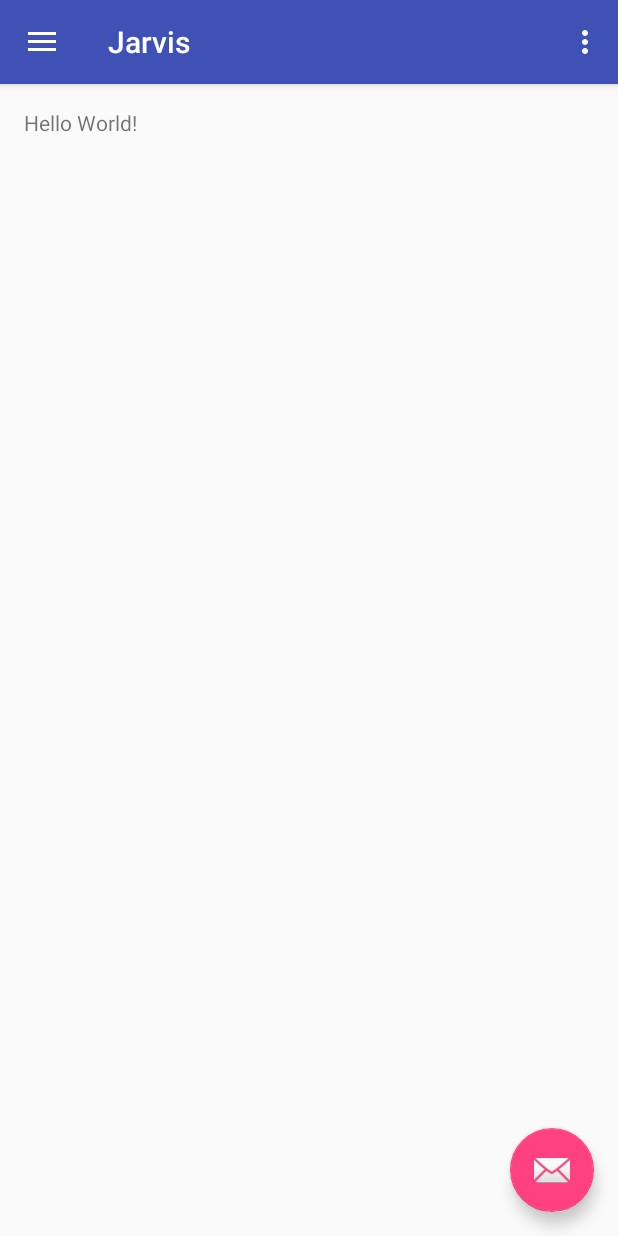
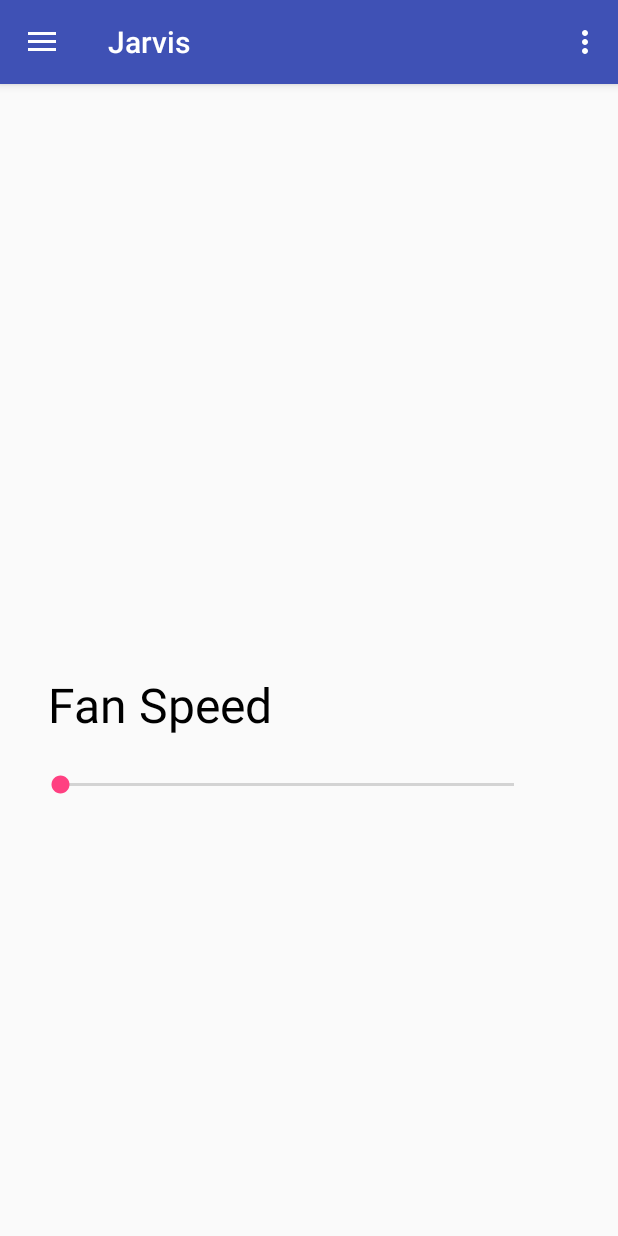
Before and after one commit to sajalnarang/Jarvis, an Android app: the screen it shows after launch (MainActivity), after a tap on "Remote", on a phone screen of 412 x 824 dp. Run offline under Robolectric (Android 15) with nearby library versions, the phone set to English and light mode, and no system bars; 2 other taps on this screen came first.

Commit message:
Added Navigation Drawer Fragments

```diff
--- a/mobile/src/main/java/com/example/sajalnarang/jarvis/MainActivity.java
+++ b/mobile/src/main/java/com/example/sajalnarang/jarvis/MainActivity.java
@@ -1,9 +1,9 @@
 package com.example.sajalnarang.jarvis;
 
+import android.app.FragmentManager;
+import android.app.FragmentTransaction;
 import android.os.Bundle;
-import android.support.design.widget.FloatingActionButton;
 import android.support.design.widget.NavigationView;
-import android.support.design.widget.Snackbar;
 import android.support.v4.view.GravityCompat;
 import android.support.v4.widget.DrawerLayout;
 import android.support.v7.app.ActionBarDrawerToggle;
@@ -11,7 +11,6 @@ import android.support.v7.app.AppCompatActivity;
 import android.support.v7.widget.Toolbar;
 import android.view.Menu;
 import android.view.MenuItem;
-import android.view.View;
 
 public class MainActivity extends AppCompatActivity
         implements NavigationView.OnNavigationItemSelectedListener {
@@ -23,19 +22,10 @@ public class MainActivity extends AppCompatActivity
         Toolbar toolbar = (Toolbar) findViewById(R.id.toolbar);
         setSupportActionBar(toolbar);
 
-        FloatingActionButton fab = (FloatingActionButton) findViewById(R.id.fab);
-        fab.setOnClickListener(new View.OnClickListener() {
-            @Override
-            public void onClick(View view) {
-                Snackbar.make(view, "Replace with your own action", Snackbar.LENGTH_LONG)
-                        .setAction("Action", null).show();
-            }
-        });
-
         DrawerLayout drawer = (DrawerLayout) findViewById(R.id.drawer_layout);
         ActionBarDrawerToggle toggle = new ActionBarDrawerToggle(
                 this, drawer, toolbar, R.string.navigation_drawer_open, R.string.navigation_drawer_close);
-        drawer.setDrawerListener(toggle);
+        drawer.addDrawerListener(toggle);
         toggle.syncState();
 
         NavigationView navigationView = (NavigationView) findViewById(R.id.nav_view);
@@ -81,11 +71,21 @@ public class MainActivity extends AppCompatActivity
         int id = item.getItemId();
 
         if (id == R.id.nav_remote) {
+            RemoteFragment remoteFragment = new RemoteFragment();
+            FragmentManager manager = getFragmentManager();
+            manager.beginTransaction().replace(R.id.linearlayout_for_fragment, remoteFragment, remoteFragment.getTag()).commit();
 
         } else if (id == R.id.nav_about) {
+            AboutFragment aboutFragment = new AboutFragment();
+            FragmentManager manager = getFragmentManager();
+            manager.beginTransaction().replace(R.id.linearlayout_for_fragment, aboutFragment, aboutFragment.getTag()).commit();
 
         } else if (id == R.id.nav_manage) {
-
+            SettingsFragment settingsFragment = new SettingsFragment();
+            FragmentManager manager = getFragmentManager();
+            FragmentTransaction transaction = manager.beginTransaction();
+            transaction.add(android.R.id.content, settingsFragment, settingsFragment.getTag());
+            transaction.commit();
         } else if (id == R.id.nav_share) {
 
         } else if (id == R.id.nav_send) {
@@ -96,4 +96,5 @@ public class MainActivity extends AppCompatActivity
         drawer.closeDrawer(GravityCompat.START);
         return true;
     }
+
 }
--- /dev/null
+++ b/mobile/src/main/java/com/example/sajalnarang/jarvis/RemoteFragment.java
@@ -0,0 +1,30 @@
+package com.example.sajalnarang.jarvis;
+
+
+import android.os.Bundle;
+import android.preference.PreferenceFragment;
+import android.support.v4.app.Fragment;
+import android.view.LayoutInflater;
+import android.view.View;
+import android.view.ViewGroup;
+
+
+/**
+ * A simple {@link Fragment} subclass.
+ */
+public class RemoteFragment extends PreferenceFragment {
+
+
+    public RemoteFragment() {
+        // Required empty public constructor
+    }
+
+
+    @Override
+    public View onCreateView(LayoutInflater inflater, ViewGroup container,
+                             Bundle savedInstanceState) {
+        // Inflate the layout for this fragment
+        return inflater.inflate(R.layout.fragment_remote, container, false);
+    }
+
+}
--- a/mobile/src/main/res/layout/app_bar_main.xml
+++ b/mobile/src/main/res/layout/app_bar_main.xml
@@ -23,12 +23,5 @@
 
     <include layout="@layout/content_main" />
 
-    <android.support.design.widget.FloatingActionButton
-        android:id="@+id/fab"
-        android:layout_width="wrap_content"
-        android:layout_height="wrap_content"
-        android:layout_gravity="bottom|end"
-        android:layout_margin="@dimen/fab_margin"
-        android:src="@android:drawable/ic_dialog_email" />
 
 </android.support.design.widget.CoordinatorLayout>
--- a/mobile/src/main/res/layout/content_main.xml
+++ b/mobile/src/main/res/layout/content_main.xml
@@ -1,5 +1,5 @@
 <?xml version="1.0" encoding="utf-8"?>
-<RelativeLayout xmlns:android="http://schemas.android.com/apk/res/android"
+<LinearLayout xmlns:android="http://schemas.android.com/apk/res/android"
     xmlns:app="http://schemas.android.com/apk/res-auto"
     xmlns:tools="http://schemas.android.com/tools"
     android:layout_width="match_parent"
@@ -8,12 +8,10 @@
     android:paddingLeft="@dimen/activity_horizontal_margin"
     android:paddingRight="@dimen/activity_horizontal_margin"
     android:paddingTop="@dimen/activity_vertical_margin"
+    android:orientation="vertical"
+    android:id="@+id/linearlayout_for_fragment"
     app:layout_behavior="@string/appbar_scrolling_view_behavior"
     tools:context="com.example.sajalnarang.jarvis.MainActivity"
     tools:showIn="@layout/app_bar_main">
 
-    <TextView
-        android:layout_width="wrap_content"
-        android:layout_height="wrap_content"
-        android:text="Hello World!" />
-</RelativeLayout>
+</LinearLayout>
--- /dev/null
+++ b/mobile/src/main/res/layout/fragment_remote.xml
@@ -0,0 +1,57 @@
+<FrameLayout xmlns:android="http://schemas.android.com/apk/res/android"
+    xmlns:tools="http://schemas.android.com/tools"
+    android:layout_width="match_parent"
+    android:layout_height="match_parent"
+    tools:context="com.example.sajalnarang.jarvis.RemoteFragment">
+
+    <ScrollView
+        android:layout_width="match_parent"
+        android:layout_height="match_parent">
+
+        <LinearLayout
+            android:layout_width="match_parent"
+            android:layout_height="match_parent"
+            android:orientation="vertical">
+
+            <android.support.v7.widget.RecyclerView
+                android:id="@+id/list"
+                android:layout_width="match_parent"
+                android:layout_height="360dp"
+                android:paddingTop="8dp" />
+
+            <TextView
+                android:layout_width="match_parent"
+                android:layout_height="wrap_content"
+                android:layout_margin="16dp"
+                android:text="Fan Speed"
+                android:textColor="#000000"
+                android:textSize="32sp" />
+
+            <LinearLayout
+                android:layout_width="match_parent"
+                android:layout_height="wrap_content"
+                android:orientation="horizontal">
+
+                <SeekBar
+                    android:id="@+id/regulator"
+                    android:layout_width="0dp"
+                    android:layout_height="32dp"
+                    android:layout_marginLeft="8dp"
+                    android:layout_weight="9"
+                    android:max="5"
+                    android:maxHeight="32dp"
+                    android:minHeight="32dp" />
+
+                <TextView
+                    android:id="@+id/speed"
+                    android:layout_width="0dp"
+                    android:layout_height="wrap_content"
+                    android:layout_weight="1"
+                    android:textAlignment="center"
+                    android:textSize="24sp" />
+
+            </LinearLayout>
+        </LinearLayout>
+    </ScrollView>
+
+</FrameLayout>
```
Also changed, not shown: mobile/src/main/java/com/example/sajalnarang/jarvis/AboutFragment.java (added, +30 -0 lines), mobile/src/main/java/com/example/sajalnarang/jarvis/Constants.java (added, +10 -0 lines), mobile/src/main/java/com/example/sajalnarang/jarvis/SettingsFragment.java (added, +31 -0 lines), mobile/src/main/res/layout/fragment_about.xml (added, +13 -0 lines), mobile/src/main/res/layout/fragment_settings.xml (added, +9 -0 lines), mobile/src/main/res/values/strings.xml (+59 -0 lines), mobile/src/main/res/xml/app_preferences.xml (added, +33 -0 lines).
